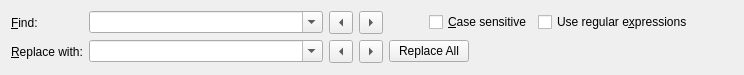
This is ide/fullsub/searchdialog.ui in xicser/gml_ide as Qt 5 draws it before an edit. The edited form follows.
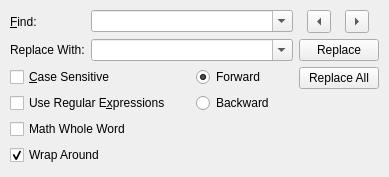
This is the edited form.

Patch:
```diff
--- a/ide/fullsub/searchdialog.ui
+++ b/ide/fullsub/searchdialog.ui
@@ -6,78 +6,25 @@
    <rect>
     <x>0</x>
     <y>0</y>
-    <width>744</width>
-    <height>75</height>
+    <width>389</width>
+    <height>177</height>
    </rect>
   </property>
-  <property name="sizePolicy">
-   <sizepolicy hsizetype="Preferred" vsizetype="Preferred">
-    <horstretch>0</horstretch>
-    <verstretch>0</verstretch>
-   </sizepolicy>
-  </property>
-  <property name="minimumSize">
-   <size>
-    <width>0</width>
-    <height>75</height>
-   </size>
-  </property>
-  <property name="maximumSize">
-   <size>
-    <width>16777215</width>
-    <height>75</height>
-   </size>
-  </property>
   <property name="windowTitle">
    <string/>
   </property>
-  <property name="locale">
-   <locale language="English" country="UnitedStates"/>
-  </property>
-  <layout class="QGridLayout" name="gridLayout_2">
-   <item row="0" column="0">
-    <layout class="QGridLayout" name="gridLayout" columnstretch="0,0,0">
-     <item row="1" column="0">
-      <widget class="QLabel" name="label_2">
-       <property name="sizePolicy">
-        <sizepolicy hsizetype="Fixed" vsizetype="Preferred">
-         <horstretch>0</horstretch>
-         <verstretch>0</verstretch>
-        </sizepolicy>
-       </property>
-       <property name="text">
-        <string>&amp;Replace with:</string>
-       </property>
-       <property name="buddy">
-        <cstring>replaceCombo</cstring>
-       </property>
-      </widget>
-     </item>
-     <item row="1" column="1">
-      <widget class="QComboBox" name="replaceCombo">
-       <property name="sizePolicy">
-        <sizepolicy hsizetype="Expanding" vsizetype="Fixed">
-         <horstretch>0</horstretch>
-         <verstretch>0</verstretch>
-        </sizepolicy>
-       </property>
-       <property name="minimumSize">
-        <size>
-         <width>200</width>
-         <height>0</height>
-        </size>
-       </property>
-       <property name="editable">
-        <bool>true</bool>
-       </property>
-       <property name="maxCount">
-        <number>100</number>
-       </property>
-       <property name="insertPolicy">
-        <enum>QComboBox::InsertAtTop</enum>
-       </property>
-      </widget>
-     </item>
+  <widget class="QWidget" name="">
+   <property name="geometry">
+    <rect>
+     <x>10</x>
+     <y>10</y>
+     <width>369</width>
+     <height>155</height>
+    </rect>
+   </property>
+   <layout class="QVBoxLayout" name="verticalLayout_4">
+    <item>
+     <layout class="QGridLayout" name="gridLayout">
      <item row="0" column="0">
       <widget class="QLabel" name="label_1">
        <property name="sizePolicy">
@@ -119,52 +66,8 @@
        </property>
       </widget>
      </item>
-     <item row="1" column="2">
-      <layout class="QHBoxLayout" name="horizontalLayout_1">
-       <item>
-        <widget class="QToolButton" name="replacePreviousButton">
-         <property name="text">
-          <string>...</string>
-         </property>
-         <property name="arrowType">
-          <enum>Qt::LeftArrow</enum>
-         </property>
-        </widget>
-       </item>
-       <item>
-        <widget class="QToolButton" name="replaceNextButton">
-         <property name="text">
-          <string>...</string>
-         </property>
-         <property name="arrowType">
-          <enum>Qt::RightArrow</enum>
-         </property>
-        </widget>
-       </item>
-       <item>
-        <widget class="QPushButton" name="replaceAllButton">
-         <property name="text">
-          <string>Replace All</string>
-         </property>
-        </widget>
-       </item>
-       <item>
-        <spacer name="horizontalSpacer_3">
-         <property name="orientation">
-          <enum>Qt::Horizontal</enum>
-         </property>
-         <property name="sizeHint" stdset="0">
-          <size>
-           <width>40</width>
-           <height>20</height>
-          </size>
-         </property>
-        </spacer>
-       </item>
-      </layout>
-     </item>
      <item row="0" column="2">
-      <layout class="QHBoxLayout" name="horizontalLayout_2">
+       <layout class="QHBoxLayout" name="horizontalLayout">
        <item>
         <widget class="QToolButton" name="findPreviousButton">
          <property name="text">
@@ -185,23 +88,79 @@
          </property>
         </widget>
        </item>
+       </layout>
+      </item>
+      <item row="1" column="0">
+       <widget class="QLabel" name="label_2">
+        <property name="sizePolicy">
+         <sizepolicy hsizetype="Fixed" vsizetype="Preferred">
+          <horstretch>0</horstretch>
+          <verstretch>0</verstretch>
+         </sizepolicy>
+        </property>
+        <property name="text">
+         <string>Replace With:</string>
+        </property>
+        <property name="buddy">
+         <cstring>findCombo</cstring>
+        </property>
+       </widget>
+      </item>
+      <item row="1" column="1">
+       <widget class="QComboBox" name="replaceCombo">
+        <property name="sizePolicy">
+         <sizepolicy hsizetype="Expanding" vsizetype="Fixed">
+          <horstretch>0</horstretch>
+          <verstretch>0</verstretch>
+         </sizepolicy>
+        </property>
+        <property name="minimumSize">
+         <size>
+          <width>200</width>
+          <height>0</height>
+         </size>
+        </property>
+        <property name="editable">
+         <bool>true</bool>
+        </property>
+        <property name="maxCount">
+         <number>100</number>
+        </property>
+        <property name="insertPolicy">
+         <enum>QComboBox::InsertAtTop</enum>
+        </property>
+       </widget>
+      </item>
+      <item row="1" column="2">
+       <widget class="QPushButton" name="replaceBtn">
+        <property name="text">
+         <string>Replace</string>
+        </property>
+       </widget>
+      </item>
+     </layout>
+    </item>
        <item>
-        <spacer name="horizontalSpacer_1">
+     <spacer name="verticalSpacer_3">
          <property name="orientation">
-          <enum>Qt::Horizontal</enum>
+       <enum>Qt::Vertical</enum>
          </property>
          <property name="sizeHint" stdset="0">
           <size>
-           <width>40</width>
-           <height>20</height>
+        <width>20</width>
+        <height>40</height>
           </size>
          </property>
         </spacer>
        </item>
+    <item>
+     <layout class="QHBoxLayout" name="horizontalLayout_2">
+      <item>
+       <layout class="QVBoxLayout" name="verticalLayout">
        <item>
         <widget class="QCheckBox" name="matchCaseCheck">
          <property name="text">
-          <string>&amp;Case sensitive</string>
+           <string>&amp;Case Sensitive</string>
          </property>
          <property name="autoExclusive">
           <bool>false</bool>
@@ -211,12 +170,37 @@
        <item>
         <widget class="QCheckBox" name="regExpCheck">
          <property name="text">
-          <string>Use regular e&amp;xpressions</string>
+           <string>Use Regular E&amp;xpressions</string>
          </property>
          <property name="autoExclusive">
           <bool>false</bool>
          </property>
         </widget>
+        </item>
+        <item>
+         <widget class="QCheckBox" name="matchWholeWordCheck">
+          <property name="text">
+           <string>Math Whole Word</string>
+          </property>
+          <property name="autoExclusive">
+           <bool>false</bool>
+          </property>
+         </widget>
+        </item>
+        <item>
+         <widget class="QCheckBox" name="wrapAroundCheck">
+          <property name="text">
+           <string>Wrap Around</string>
+          </property>
+          <property name="checked">
+           <bool>true</bool>
+          </property>
+          <property name="autoExclusive">
+           <bool>false</bool>
+          </property>
+         </widget>
+        </item>
+       </layout>
        </item>
        <item>
         <spacer name="horizontalSpacer_2">
@@ -231,24 +215,87 @@
          </property>
         </spacer>
        </item>
-      </layout>
-     </item>
+      <item>
+       <layout class="QVBoxLayout" name="verticalLayout_3">
+        <item>
+         <widget class="QRadioButton" name="forwardRBtn">
+          <property name="text">
+           <string>Forward</string>
+          </property>
+          <property name="checked">
+           <bool>true</bool>
+          </property>
+         </widget>
+        </item>
+        <item>
+         <widget class="QRadioButton" name="backwardRBtn">
+          <property name="text">
+           <string>Backward</string>
+          </property>
+         </widget>
+        </item>
+        <item>
+         <spacer name="verticalSpacer">
+          <property name="orientation">
+           <enum>Qt::Vertical</enum>
+          </property>
+          <property name="sizeHint" stdset="0">
+           <size>
+            <width>20</width>
+            <height>40</height>
+           </size>
+          </property>
+         </spacer>
+        </item>
+       </layout>
+      </item>
+      <item>
+       <spacer name="horizontalSpacer">
+        <property name="orientation">
+         <enum>Qt::Horizontal</enum>
+        </property>
+        <property name="sizeHint" stdset="0">
+         <size>
+          <width>40</width>
+          <height>20</height>
+         </size>
+        </property>
+       </spacer>
+      </item>
+      <item>
+       <layout class="QVBoxLayout" name="verticalLayout_2">
+        <item>
+         <widget class="QPushButton" name="replaceAllBtn">
+          <property name="text">
+           <string>Replace All</string>
+          </property>
+         </widget>
+        </item>
+        <item>
+         <spacer name="verticalSpacer_4">
+          <property name="orientation">
+           <enum>Qt::Vertical</enum>
+          </property>
+          <property name="sizeHint" stdset="0">
+           <size>
+            <width>20</width>
+            <height>40</height>
+           </size>
+          </property>
+         </spacer>
+        </item>
     </layout>
    </item>
   </layout>
- </widget>
- <layoutdefault spacing="6" margin="11"/>
- <tabstops>
-  <tabstop>findCombo</tabstop>
-  <tabstop>findNextButton</tabstop>
-  <tabstop>findPreviousButton</tabstop>
-  <tabstop>replaceCombo</tabstop>
-  <tabstop>replaceNextButton</tabstop>
-  <tabstop>replacePreviousButton</tabstop>
-  <tabstop>replaceAllButton</tabstop>
-  <tabstop>matchCaseCheck</tabstop>
-  <tabstop>regExpCheck</tabstop>
- </tabstops>
+    </item>
+   </layout>
+  </widget>
+  <zorder></zorder>
+  <zorder>replaceAllBtn</zorder>
+  <zorder>replaceBtn</zorder>
+  <zorder>replaceCombo</zorder>
+  <zorder>label_2</zorder>
+ </widget>
  <resources/>
  <connections/>
 </ui>
```
Left out of the diff: 2 changed lines with no effect on the pictures. Lines whose indentation alone changed are shown as unchanged.
